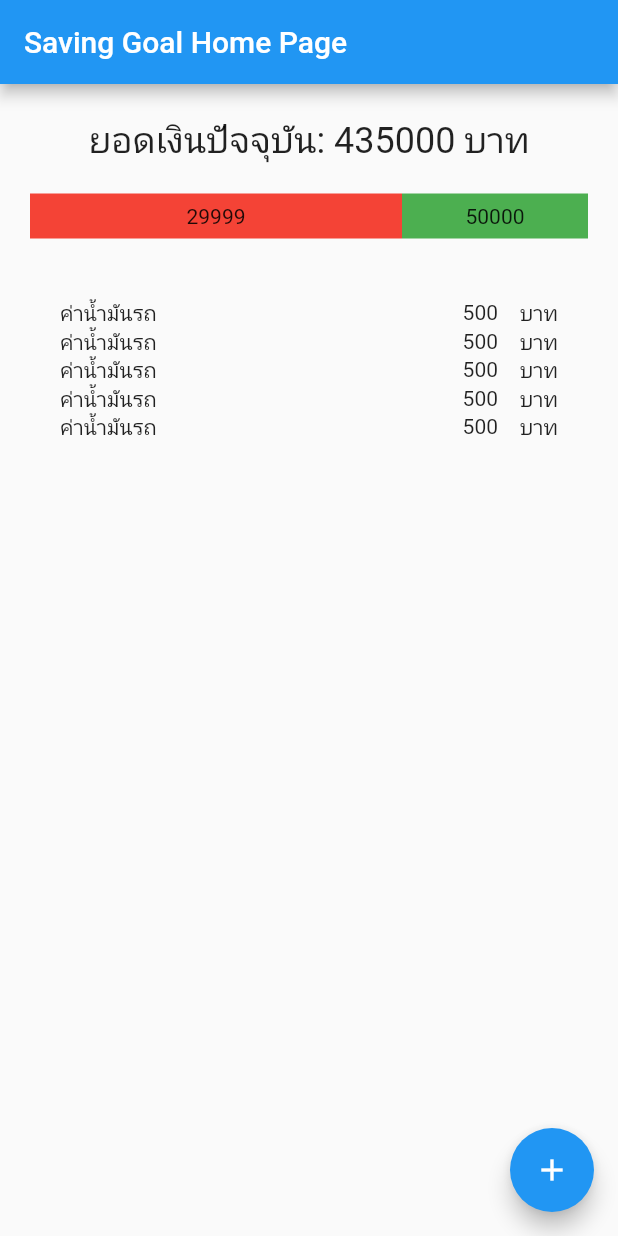
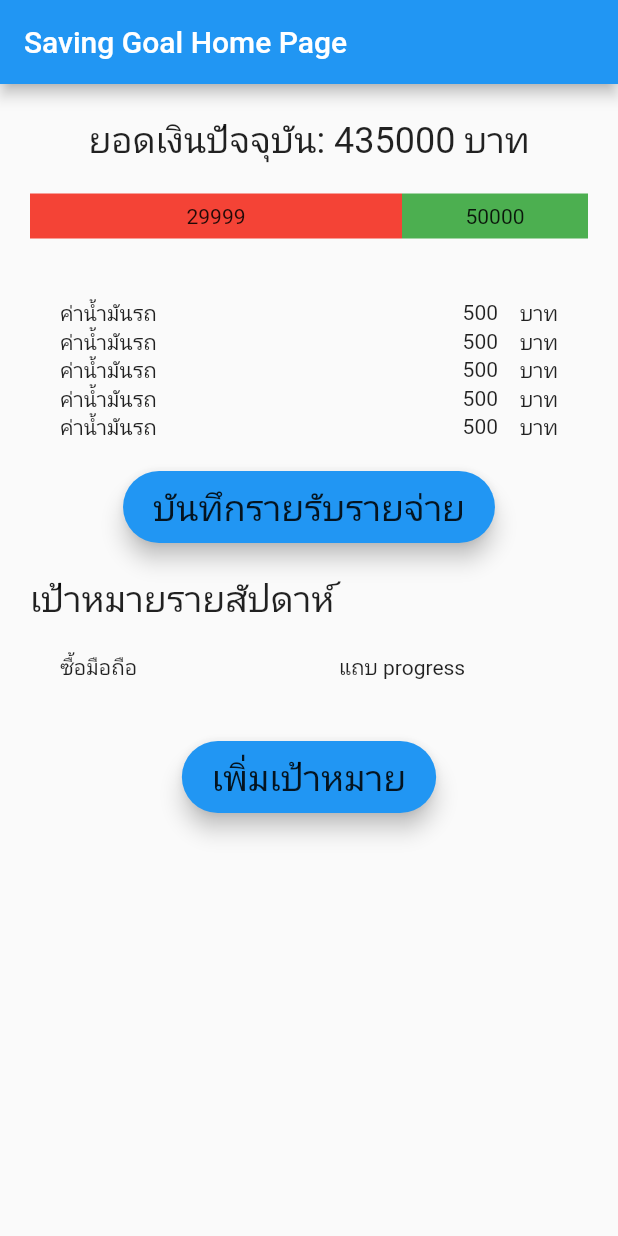
Before and after one commit to neizod/what_a_saving_goal, a Flutter app: the MyHomePage screen opened directly, on a phone screen of 412 x 824 dp. Run offline on Flutter 3.47's test engine with Material 2 defaults, Android fonts, the phone set to English and light mode, and no system bars.

Commit message:
Finish home structure

```diff
--- a/lib/main.dart
+++ b/lib/main.dart
@@ -103,14 +103,50 @@ class _MyHomePageState extends State<MyHomePage> {
                 children: _buildSpendHistory(5),
               ),
             ),
+            const SizedBox(height: 20.0),
+            FloatingActionButton.extended(
+              onPressed: _incrementCounter,
+              label: Text('บันทึกรายรับรายจ่าย',
+                style: Theme.of(context).textTheme.headline5,
+
+              )
+            ),
+            const SizedBox(height: 20.0),
+            Container(
+              alignment: Alignment.centerLeft,
+              margin: EdgeInsets.fromLTRB(20, 0, 0, 0),
+              child: Text('เป้าหมายรายสัปดาห์',
+                style: Theme.of(context).textTheme.headline5,),
+            ),
+            const SizedBox(height: 20.0),
+            Container(
+              margin: EdgeInsets.fromLTRB(40, 0, 0, 40),
+              child: Column(
+                children: [
+                  Row(
+                    children: [
+                      Expanded(
+                        flex: 1,
+                        child: Text('ซื้อมือถือ'),
+                        ),
+                      Expanded(
+                        flex: 1,
+                        child: Text('แถบ progress'),
+                        ),
+                    ],
+                  ),
+                ],
+              ),
+            ),
+            FloatingActionButton.extended(
+              onPressed: _incrementCounter,
+              label: Text('เพิ่มเป้าหมาย',
+                style: Theme.of(context).textTheme.headline5,
+              )
+            ),
           ],
         ),
       ),
-      floatingActionButton: FloatingActionButton(
-        onPressed: _incrementCounter,
-        tooltip: 'Increment',
-        child: const Icon(Icons.add),
-      ), // This trailing comma makes auto-formatting nicer for build methods.
     );
   }
 
```
